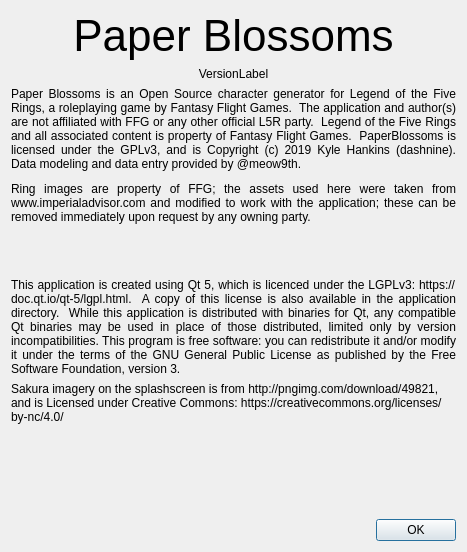
Qt form PaperBlossoms/ui/aboutdialog.ui (dashnine/PaperBlossoms) before a commit.
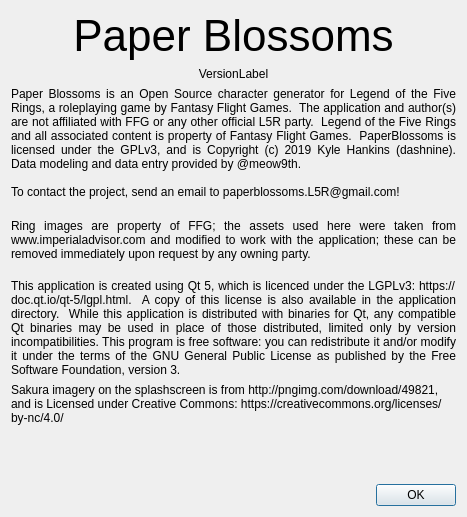
The same form after that commit.

Commit message: Add email to about

Patch:
```diff
--- a/PaperBlossoms/ui/aboutdialog.ui
+++ b/PaperBlossoms/ui/aboutdialog.ui
@@ -7,7 +7,7 @@
     <x>0</x>
     <y>0</y>
     <width>467</width>
-    <height>552</height>
+    <height>517</height>
    </rect>
   </property>
   <property name="windowTitle">
@@ -48,7 +48,10 @@
       </sizepolicy>
      </property>
      <property name="text">
-      <string>Paper Blossoms is an Open Source character generator for Legend of the Five Rings, a roleplaying game by Fantasy Flight Games.  The application and author(s) are not affiliated with FFG or any other official L5R party.  Legend of the Five Rings and all associated content is property of Fantasy Flight Games.  PaperBlossoms is licensed under the GPLv3, and is Copyright (c) 2019 Kyle Hankins (dashnine).  Data modeling and data entry provided by @meow9th.</string>
+      <string>Paper Blossoms is an Open Source character generator for Legend of the Five Rings, a roleplaying game by Fantasy Flight Games.  The application and author(s) are not affiliated with FFG or any other official L5R party.  Legend of the Five Rings and all associated content is property of Fantasy Flight Games.  PaperBlossoms is licensed under the GPLv3, and is Copyright (c) 2019 Kyle Hankins (dashnine).  Data modeling and data entry provided by @meow9th. 
+
+To contact the project, send an email to paperblossoms.L5R@gmail.com!
+</string>
      </property>
      <property name="alignment">
       <set>Qt::AlignJustify|Qt::AlignTop</set>
```
